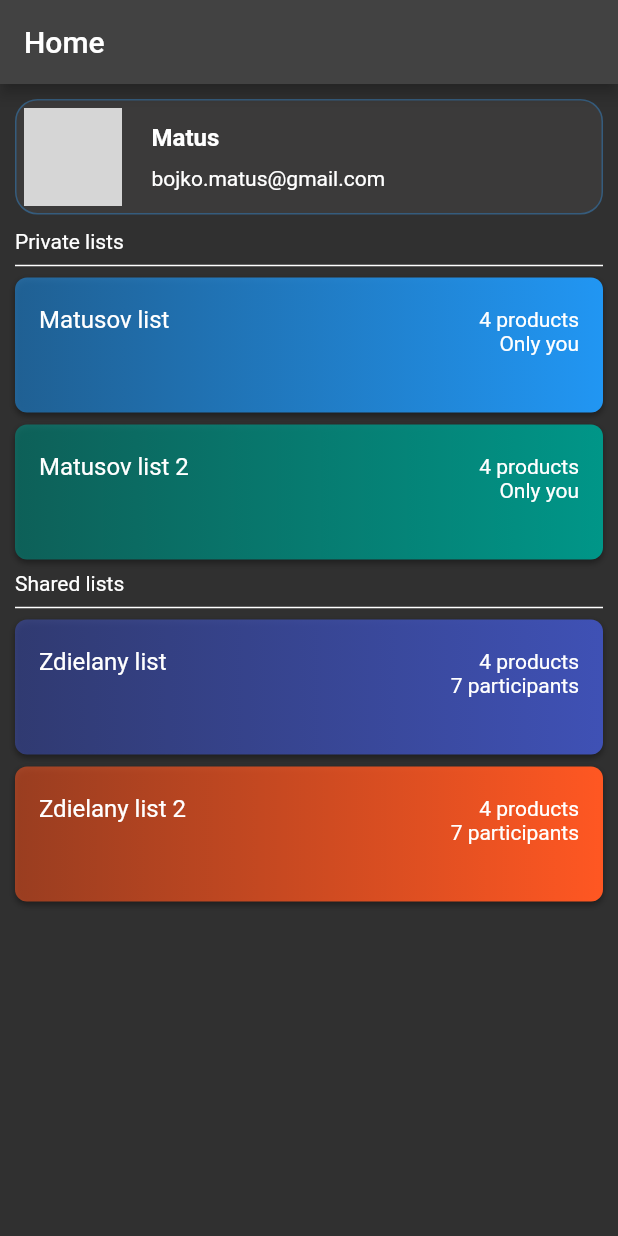
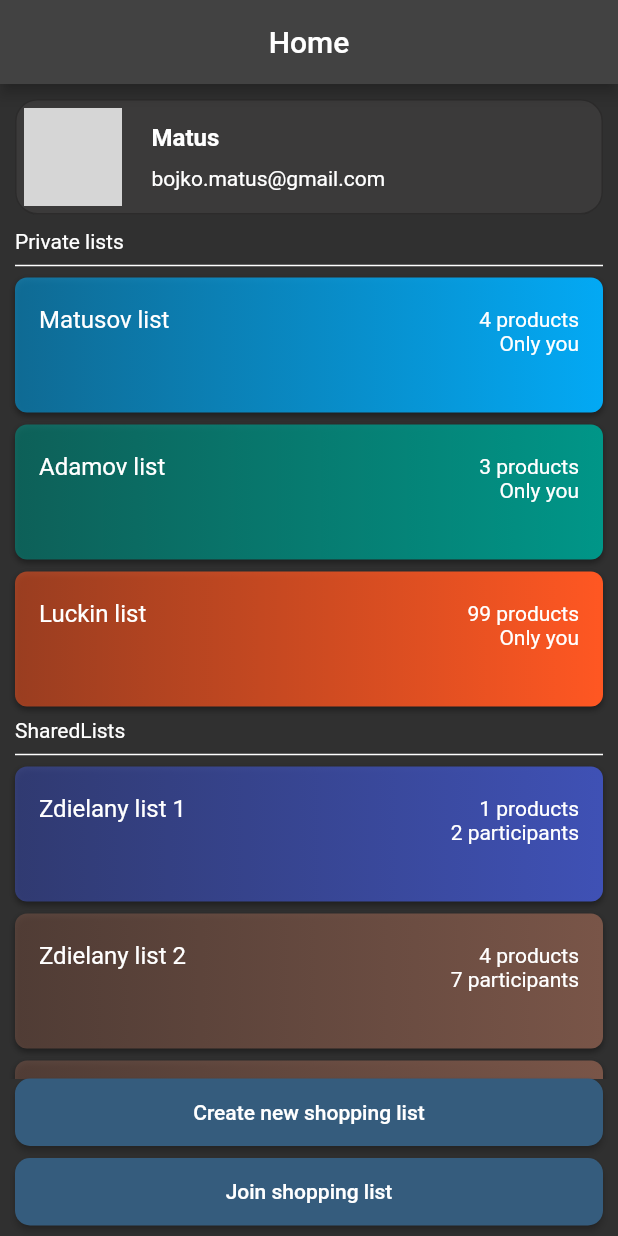
Before and after one commit to bmathus/shoplist_app_frontend, a Flutter app: the HomeView screen opened directly, on a phone screen of 412 x 824 dp. Run offline on Flutter 3.47's test engine with Material 2 defaults, Android fonts, the phone set to English and light mode, and no system bars; grey boxes are pictures that could not be loaded.

Commit message:
home, invite and create screen implemented

```diff
--- a/lib/customwidgets/ShopListWidget.dart
+++ b/lib/customwidgets/ShopListWidget.dart
@@ -1,18 +1,11 @@
 import 'package:flutter/material.dart';
+import 'package:shoplist_project/models/ShopList.dart';
 
 class ShopListWidget extends StatelessWidget {
-  final int id;
-  final int numofppl;
-  final int numofprod;
-  final String listName;
-  final Color color;
+  final ShopList shoplist;
 
   ShopListWidget({
-    required this.id,
-    required this.listName,
-    required this.numofprod,
-    required this.numofppl,
-    required this.color,
+    required this.shoplist,
   });
 
   @override
@@ -23,23 +16,23 @@ class ShopListWidget extends StatelessWidget {
         height: 90,
         child: ListTile(
           onTap: (() {}),
-          title: Text(listName),
+          title: Text(shoplist.listName),
           trailing: Padding(
             padding: const EdgeInsets.only(top: 20),
             child: Column(
               crossAxisAlignment: CrossAxisAlignment.end,
               children: [
-                Text("$numofprod products"),
-                numofppl == 0
+                Text("${shoplist.numofprod} products"),
+                shoplist.numofppl == 1
                     ? const Text("Only you")
-                    : Text("$numofppl participants"),
+                    : Text("${shoplist.numofppl} participants"),
               ],
             ),
           ),
         ),
         decoration: BoxDecoration(
           gradient: LinearGradient(
-              colors: [color.withOpacity(0.55), color],
+              colors: [shoplist.color.withOpacity(0.55), shoplist.color],
               begin: Alignment.topLeft,
               end: Alignment.topRight),
           borderRadius: BorderRadius.circular(8),
--- a/lib/customwidgets/UserInfoWidget.dart
+++ b/lib/customwidgets/UserInfoWidget.dart
@@ -13,7 +13,7 @@ class UserInfoWidget extends StatelessWidget {
       decoration: BoxDecoration(
         color: Color.fromARGB(255, 59, 58, 58),
         borderRadius: BorderRadius.circular(15),
-        border: Border.all(color: Color(0xFF355C7D)),
+        border: Border.all(color: Colors.black26, width: 1),
       ),
       child: Row(
         mainAxisAlignment: MainAxisAlignment.start,
--- a/lib/home_view.dart
+++ b/lib/home_view.dart
@@ -3,50 +3,100 @@ import './customwidgets/UserInfoWidget.dart';
 import './customwidgets/ShopListWidget.dart';
 import './models/dummyLists.dart';
 import './customwidgets/DeviderWidget.dart';
-import './customwidgets/ButtonWidget.dart';
+import 'create_list_view.dart';
 
 class HomeView extends StatelessWidget {
-  const HomeView({Key? key}) : super(key: key);
+  HomeView({Key? key}) : super(key: key);
+
+  AppBar appBar = AppBar(
+    title: Text('Home'),
+    centerTitle: true,
+  );
+
+  void gotoCreateAndInviteView(BuildContext ctx, bool create) {
+    Navigator.of(ctx).pushReplacement(
+      MaterialPageRoute(
+        builder: (ctx) => CreateAndInviteView(create),
+      ),
+    );
+  }
+
+  List<Widget> getHomeUI() {
+    List<Widget> widgets = [UserInfoWidget()];
+    bool shared = false;
+    var numoflists = dLists.length;
+    if (dLists.isNotEmpty) {
+      if (dLists[0].numofppl == 1) {
+        widgets.add(const DeviderWidget("Private lists"));
+      }
+      for (var i = 0; i < numoflists; i++) {
+        if (dLists[i].numofppl != 1 && shared == false) {
+          shared = true;
+          widgets.add(DeviderWidget("SharedLists"));
+        }
+        widgets.add(ShopListWidget(shoplist: dLists[i]));
+      }
+    }
+    return widgets;
+  }
 
   @override
   Widget build(BuildContext context) {
+    final mediaQuery = MediaQuery.of(context);
     return Scaffold(
-      appBar: AppBar(title: Text('Home')),
-      body: Column(
-        crossAxisAlignment: CrossAxisAlignment.start,
-        children: [
-          UserInfoWidget(),
-          DeviderWidget("Private lists"),
-          ShopListWidget(
-            id: 0,
-            numofppl: 0,
-            listName: "Matusov list",
-            color: Colors.blue,
-            numofprod: 4,
+      appBar: appBar,
+      body: SafeArea(
+        child: SingleChildScrollView(
+          child: Column(
+            crossAxisAlignment: CrossAxisAlignment.center,
+            children: [
+              Container(
+                height: mediaQuery.size.height -
+                    appBar.preferredSize.height -
+                    mediaQuery.padding.top -
+                    105,
+                child: ListView(children: getHomeUI()),
+              ),
+              SizedBox(
+                height: 45,
+                width: mediaQuery.size.width - 20,
+                child: ElevatedButton(
+                  onPressed: () => gotoCreateAndInviteView(context, true),
+                  child: Text("Create new shopping list"),
+                  style: ButtonStyle(
+                    backgroundColor:
+                        MaterialStateProperty.all(Color(0xFF355C7D)),
+                    shape: MaterialStateProperty.all<RoundedRectangleBorder>(
+                      RoundedRectangleBorder(
+                        borderRadius: BorderRadius.circular(10),
+                      ),
+                    ),
+                  ),
+                ),
+              ),
+              const SizedBox(
+                height: 8,
+              ),
+              SizedBox(
+                height: 45,
+                width: mediaQuery.size.width - 20,
+                child: ElevatedButton(
+                  onPressed: () => gotoCreateAndInviteView(context, false),
+                  child: Text("Join shopping list"),
+                  style: ButtonStyle(
+                    backgroundColor:
+                        MaterialStateProperty.all(Color(0xFF355C7D)),
+                    shape: MaterialStateProperty.all<RoundedRectangleBorder>(
+                      RoundedRectangleBorder(
+                        borderRadius: BorderRadius.circular(10),
+                      ),
+                    ),
+                  ),
+                ),
+              )
+            ],
           ),
-          ShopListWidget(
-            id: 0,
-            numofppl: 0,
-            listName: "Matusov list 2",
-            color: Colors.teal,
-            numofprod: 4,
-          ),
-          DeviderWidget("Shared lists"),
-          ShopListWidget(
-            id: 1,
-            numofppl: 7,
-            listName: "Zdielany list",
-            color: Colors.indigo,
-            numofprod: 4,
-          ),
-          ShopListWidget(
-            id: 1,
-            numofppl: 7,
-            listName: "Zdielany list 2",
-            color: Colors.deepOrange,
-            numofprod: 4,
-          ),
-        ],
+        ),
       ),
     );
   }
--- a/lib/models/ShopList.dart
+++ b/lib/models/ShopList.dart
@@ -2,12 +2,15 @@ import 'package:flutter/material.dart';
 
 class ShopList {
   final int id;
-  final String title;
+  final String listName;
   final Color color; //bude backround color kategorie
+  final int numofppl;
+  final int numofprod;
 
-  const ShopList({
-    required this.id,
-    required this.title,
-    required this.color,
-  });
+  const ShopList(
+      {required this.id,
+      required this.listName,
+      required this.color,
+      required this.numofppl,
+      required this.numofprod});
 }
--- a/lib/models/dummyLists.dart
+++ b/lib/models/dummyLists.dart
@@ -1,55 +1,54 @@
 import 'package:flutter/material.dart';
 import 'ShopList.dart';
 
-const dummyLists = [
+List dLists = const [
   ShopList(
     id: 1,
-    title: 'Italian',
-    color: Colors.purple,
+    listName: 'Matusov list',
+    numofppl: 1,
+    numofprod: 4,
+    color: Colors.lightBlue,
   ),
   ShopList(
     id: 2,
-    title: 'Quick & Easy',
-    color: Colors.red,
+    listName: 'Adamov list',
+    numofppl: 1,
+    numofprod: 3,
+    color: Colors.teal,
   ),
   ShopList(
     id: 3,
-    title: 'Hamburgers',
-    color: Colors.orange,
+    listName: 'Luckin list',
+    numofppl: 1,
+    numofprod: 99,
+    color: Colors.deepOrange,
   ),
   ShopList(
     id: 4,
-    title: 'German',
-    color: Colors.amber,
+    listName: 'Zdielany list 1',
+    numofppl: 2,
+    numofprod: 1,
+    color: Colors.indigo,
   ),
   ShopList(
     id: 5,
-    title: 'Light & Lovely',
-    color: Colors.blue,
+    listName: 'Zdielany list 2',
+    numofppl: 7,
+    numofprod: 4,
+    color: Colors.brown,
   ),
   ShopList(
-    id: 6,
-    title: 'Exotic',
-    color: Colors.green,
+    id: 5,
+    listName: 'Zdielany list 2',
+    numofppl: 7,
+    numofprod: 4,
+    color: Colors.brown,
   ),
   ShopList(
-    id: 7,
-    title: 'Breakfast',
-    color: Colors.lightBlue,
-  ),
-  ShopList(
-    id: 8,
-    title: 'Asian',
-    color: Colors.lightGreen,
-  ),
-  ShopList(
-    id: 9,
-    title: 'French',
-    color: Colors.pink,
-  ),
-  ShopList(
-    id: 10,
-    title: 'Summer',
-    color: Colors.teal,
+    id: 5,
+    listName: 'Zdielany list 2',
+    numofppl: 7,
+    numofprod: 4,
+    color: Colors.brown,
   ),
 ];
```
Also changed, not shown: lib/create_list_view.dart (added, +74 -0 lines).
